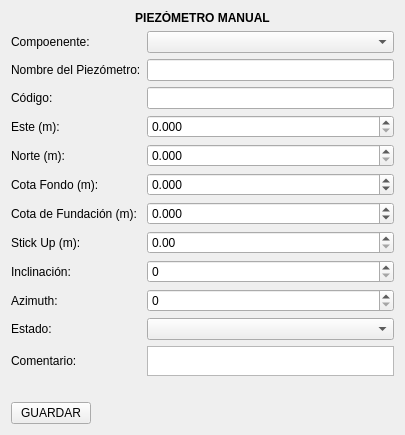
Qt form ui/editarpiezometromanual.ui (ivanrv23/E-Monitoring-SqlServer) before a commit.
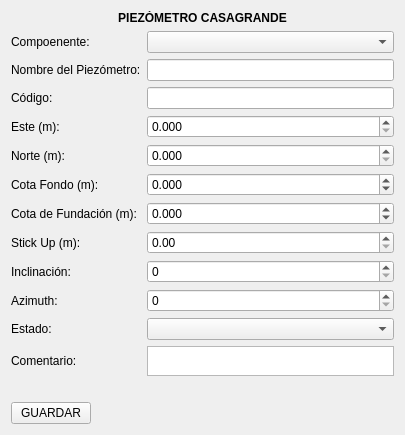
The same form after that commit.

```diff
--- a/ui/editarpiezometromanual.ui
+++ b/ui/editarpiezometromanual.ui
@@ -32,7 +32,7 @@
       </font>
      </property>
      <property name="text">
-      <string>PIEZÓMETRO MANUAL</string>
+      <string>PIEZÓMETRO CASAGRANDE</string>
      </property>
      <property name="alignment">
       <set>Qt::AlignCenter</set>
```
